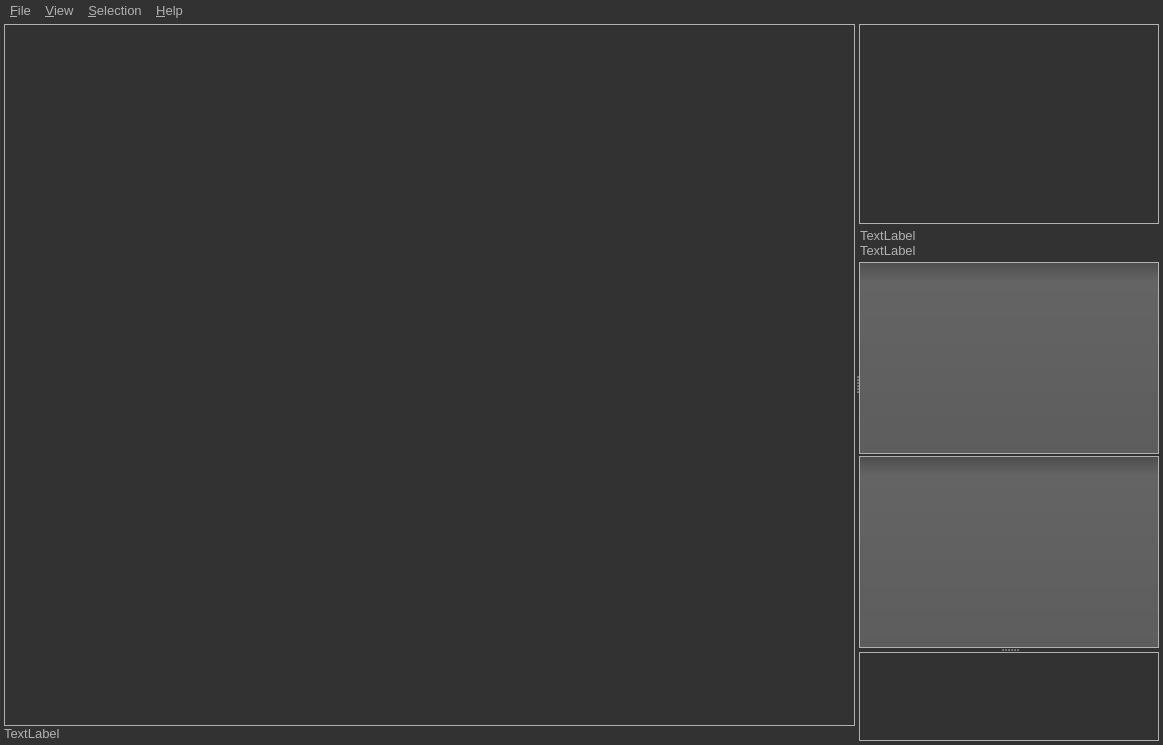
Above: src/saisieQT/mainwindow.ui from micmacIGN/micmac before the change. Below: the same form after it.
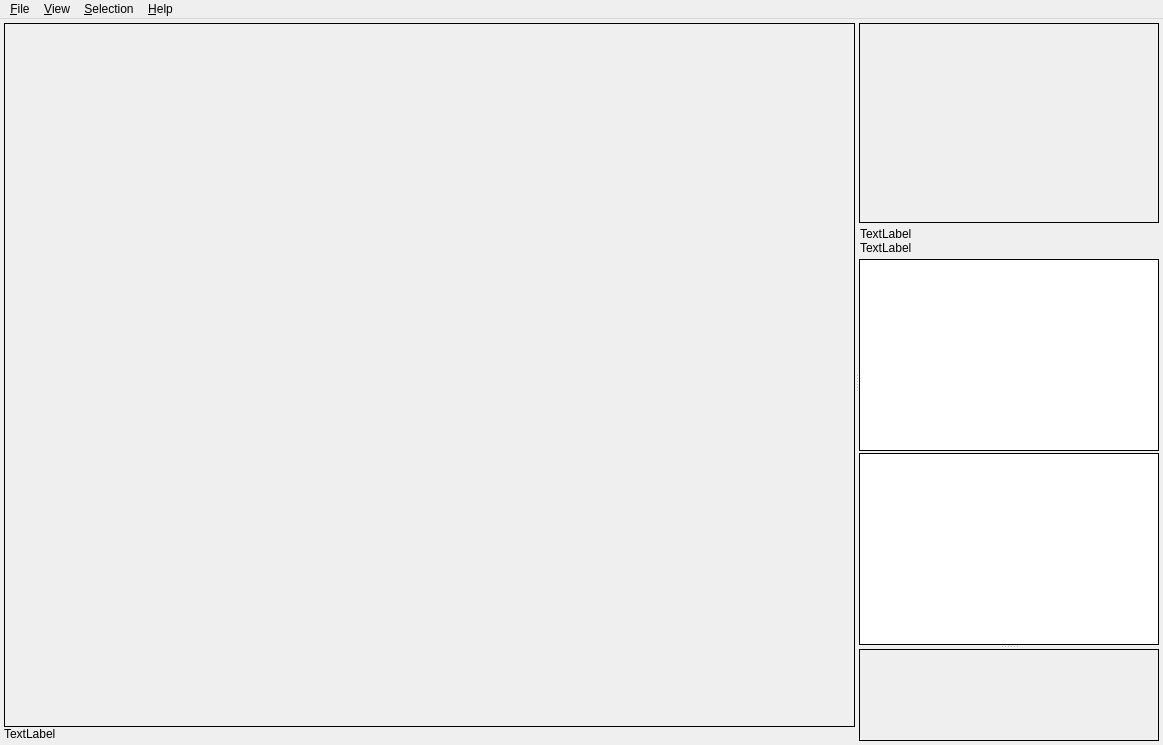
That is the form after the change. Icons and pictures are not drawn.

Diff of the .ui file:
```diff
--- a/src/saisieQT/mainwindow.ui
+++ b/src/saisieQT/mainwindow.ui
@@ -21,501 +21,7 @@
     <normaloff>:/MM/Icons/images/icon_32.png</normaloff>:/MM/Icons/images/icon_32.png</iconset>
   </property>
   <property name="styleSheet">
-   <string notr="true">QToolTip
-{
-     border: 1px solid black;
-     background-color: #ffa02f;
-     padding: 1px;
-     border-radius: 3px;
-     opacity: 100;
-}
-
-QWidget
-{
-    color: #b1b1b1;
-    background-color: #323232;
-    font-size: 13px
-}
-
-QWidget:item:hover
-{
-    background-color: QLinearGradient( x1: 0, y1: 0, x2: 0, y2: 1, stop: 0 #ffa02f, stop: 1 #ca0619);
-    color: #000000;
-}
-
-QWidget:item:selected
-{
-    background-color: QLinearGradient( x1: 0, y1: 0, x2: 0, y2: 1, stop: 0 #ffa02f, stop: 1 #d7801a);
-}
-
-QTreeView:item:hover
-{
-    background-color: #ffa02f;
-    color: #000000;
-}
-
-QTableView
-{
-	gridline-color: gray 
-}
-
-QTableView:item:hover
-{
-    background-color: #ffa02f;
-    color: #000000;
-}
-
-QFrame[frameShape=&quot;1&quot;]
-{
-	border: 1px solid #707070;
-}
-
-QMenuBar::item
-{
-    background: transparent;
-}
-
-QMenuBar::item:selected
-{
-    background: transparent;
-    border: 1px solid #ffaa00;
-}
-
-QMenuBar::item:pressed
-{
-    background: #444;
-    border: 1px solid #000;
-    background-color: QLinearGradient(
-        x1:0, y1:0,
-        x2:0, y2:1,
-        stop:1 #212121,
-        stop:0.4 #343434/*,
-        stop:0.2 #343434,
-        stop:0.1 #ffaa00*/
-    );
-    margin-bottom:-1px;
-    padding-bottom:1px;
-}
-
-QMenu
-{
-    border: 1px solid #000;
-}
-
-QMenu::item
-{
-    padding: 2px 20px 2px 20px;
-}
-
-QMenu::item:selected
-{
-    color: #000000;
-}
-
-QWidget:disabled
-{
-    color: #404040;
-    background-color: #323232;
-}
-
-QAbstractItemView
-{
-    background-color: QLinearGradient( x1: 0, y1: 0, x2: 0, y2: 1, stop: 0 #4d4d4d, stop: 0.1 #646464, stop: 1 #5d5d5d);
-}
-
-QWidget:focus
-{
-    /*border: 2px solid QLinearGradient( x1: 0, y1: 0, x2: 0, y2: 1, stop: 0 #ffa02f, stop: 1 #d7801a);*/
-}
-
-QLineEdit
-{
-    background-color: QLinearGradient( x1: 0, y1: 0, x2: 0, y2: 1, stop: 0 #4d4d4d, stop: 0 #646464, stop: 1 #5d5d5d);
-    padding: 1px;
-    border-style: solid;
-    border: 1px solid #1e1e1e;
-    border-radius: 5;
-}
-
-QPushButton
-{
-    color: #b1b1b1;
-    background-color: QLinearGradient( x1: 0, y1: 0, x2: 0, y2: 1, stop: 0 #565656, stop: 0.1 #525252, stop: 0.5 #4e4e4e, stop: 0.9 #4a4a4a, stop: 1 #464646);
-    border-width: 1px;
-    border-color: #1e1e1e;
-    border-style: solid;
-    border-radius: 6;
-    padding: 3px;
-    font-size: 12px;
-    padding-left: 5px;
-    padding-right: 5px;
-}
-
-QPushButton:pressed
-{
-    background-color: QLinearGradient( x1: 0, y1: 0, x2: 0, y2: 1, stop: 0 #2d2d2d, stop: 0.1 #2b2b2b, stop: 0.5 #292929, stop: 0.9 #282828, stop: 1 #252525);
-}
-
-QComboBox
-{
-    selection-background-color: #ffaa00;
-    background-color: QLinearGradient( x1: 0, y1: 0, x2: 0, y2: 1, stop: 0 #565656, stop: 0.1 #525252, stop: 0.5 #4e4e4e, stop: 0.9 #4a4a4a, stop: 1 #464646);
-    border-style: solid;
-    border: 1px solid #1e1e1e;
-    border-radius: 5;
-}
-
-QComboBox:hover,QPushButton:hover
-{
-    border: 2px solid QLinearGradient( x1: 0, y1: 0, x2: 0, y2: 1, stop: 0 #ffa02f, stop: 1 #d7801a);
-}
-
-
-QComboBox:on
-{
-    padding-top: 3px;
-    padding-left: 4px;
-    background-color: QLinearGradient( x1: 0, y1: 0, x2: 0, y2: 1, stop: 0 #2d2d2d, stop: 0.1 #2b2b2b, stop: 0.5 #292929, stop: 0.9 #282828, stop: 1 #252525);
-    selection-background-color: #ffaa00;
-}
-
-QComboBox QAbstractItemView
-{
-    border: 2px solid darkgray;
-    selection-background-color: QLinearGradient( x1: 0, y1: 0, x2: 0, y2: 1, stop: 0 #ffa02f, stop: 1 #d7801a);
-}
-
-QComboBox::drop-down
-{
-     subcontrol-origin: padding;
-     subcontrol-position: top right;
-     width: 15px;
-
-     border-left-width: 0px;
-     border-left-color: darkgray;
-     border-left-style: solid; /* just a single line */
-     border-top-right-radius: 3px; /* same radius as the QComboBox */
-     border-bottom-right-radius: 3px;
- }
-
-QComboBox::down-arrow
-{
-     image: url(:/down_arrow.png);
-}
-
-QGroupBox:focus
-{
-border: 2px solid QLinearGradient( x1: 0, y1: 0, x2: 0, y2: 1, stop: 0 #ffa02f, stop: 1 #d7801a);
-}
-
-QTextEdit:focus
-{
-    border: 2px solid QLinearGradient( x1: 0, y1: 0, x2: 0, y2: 1, stop: 0 #ffa02f, stop: 1 #d7801a);
-}
-
-QScrollBar:horizontal {
-     border: 1px solid #222222;
-     background: QLinearGradient( x1: 0, y1: 0, x2: 0, y2: 1, stop: 0.0 #121212, stop: 0.2 #282828, stop: 1 #484848);
-     height: 7px;
-     margin: 0px 16px 0 16px;
-}
-
-QScrollBar::handle:horizontal
-{
-      background: QLinearGradient( x1: 0, y1: 0, x2: 1, y2: 0, stop: 0 #ffa02f, stop: 0.5 #d7801a, stop: 1 #ffa02f);
-      min-height: 20px;
-      border-radius: 2px;
-}
-
-QScrollBar::add-line:horizontal {
-      border: 1px solid #1b1b19;
-      border-radius: 2px;
-      background: QLinearGradient( x1: 0, y1: 0, x2: 1, y2: 0, stop: 0 #ffa02f, stop: 1 #d7801a);
-      width: 14px;
-      subcontrol-position: right;
-      subcontrol-origin: margin;
-}
-
-QScrollBar::sub-line:horizontal {
-      border: 1px solid #1b1b19;
-      border-radius: 2px;
-      background: QLinearGradient( x1: 0, y1: 0, x2: 1, y2: 0, stop: 0 #ffa02f, stop: 1 #d7801a);
-      width: 14px;
-     subcontrol-position: left;
-     subcontrol-origin: margin;
-}
-
-QScrollBar::right-arrow:horizontal, QScrollBar::left-arrow:horizontal
-{
-      border: 1px solid black;
-      width: 1px;
-      height: 1px;
-      background: white;
-}
-
-QScrollBar::add-page:horizontal, QScrollBar::sub-page:horizontal
-{
-      background: none;
-}
-
-QScrollBar:vertical
-{
-      background: QLinearGradient( x1: 0, y1: 0, x2: 1, y2: 0, stop: 0.0 #121212, stop: 0.2 #282828, stop: 1 #484848);
-      width: 7px;
-      margin: 16px 0 16px 0;
-      border: 1px solid #222222;
-}
-
-QScrollBar::handle:vertical
-{
-      background: QLinearGradient( x1: 0, y1: 0, x2: 0, y2: 1, stop: 0 #ffa02f, stop: 0.5 #d7801a, stop: 1 #ffa02f);
-      min-height: 20px;
-      border-radius: 2px;
-}
-
-QScrollBar::add-line:vertical
-{
-      border: 1px solid #1b1b19;
-      border-radius: 2px;
-      background: QLinearGradient( x1: 0, y1: 0, x2: 0, y2: 1, stop: 0 #ffa02f, stop: 1 #d7801a);
-      height: 14px;
-      subcontrol-position: bottom;
-      subcontrol-origin: margin;
-}
-
-QScrollBar::sub-line:vertical
-{
-      border: 1px solid #1b1b19;
-      border-radius: 2px;
-      background: QLinearGradient( x1: 0, y1: 0, x2: 0, y2: 1, stop: 0 #d7801a, stop: 1 #ffa02f);
-      height: 14px;
-      subcontrol-position: top;
-      subcontrol-origin: margin;
-}
-
-QScrollBar::up-arrow:vertical, QScrollBar::down-arrow:vertical
-{
-      border: 1px solid black;
-      width: 1px;
-      height: 1px;
-      background: white;
-}
-
-
-QScrollBar::add-page:vertical, QScrollBar::sub-page:vertical
-{
-      background: none;
-}
-
-QTextEdit
-{
-    background-color: #242424;
-}
-
-QPlainTextEdit
-{
-    background-color: #242424;
-}
-
-QHeaderView::section
-{
-    background-color: QLinearGradient(x1:0, y1:0, x2:0, y2:1, stop:0 #616161, /*stop: 0.5 #505050, stop: 0.6 #434343, */stop:1 #656565);
-    color: white;
-    padding-left: 4px;
-    border: 1px solid gray;
-}
-
-QCheckBox:disabled
-{
-color: #414141;
-}
-
-QDockWidget::title
-{
-    text-align: center;
-    spacing: 3px; /* spacing between items in the tool bar */
-    background-color: QLinearGradient(x1:0, y1:0, x2:0, y2:1, stop:0 #323232, stop: 0.5 #242424, stop:1 #323232);
-}
-
-QDockWidget::close-button, QDockWidget::float-button
-{
-    text-align: center;
-    spacing: 1px; /* spacing between items in the tool bar */
-    background-color: QLinearGradient(x1:0, y1:0, x2:0, y2:1, stop:0 #323232, stop: 0.5 #242424, stop:1 #323232);
-}
-
-QDockWidget::close-button:hover, QDockWidget::float-button:hover
-{
-    background: #242424;
-}
-
-QDockWidget::close-button:pressed, QDockWidget::float-button:pressed
-{
-    padding: 1px -1px -1px 1px;
-}
-
-QMainWindow::separator
-{
-    background-color: QLinearGradient(x1:0, y1:0, x2:0, y2:1, stop:0 #161616, stop: 0.5 #151515, stop: 0.6 #212121, stop:1 #343434);
-    color: white;
-    padding-left: 4px;
-    border: 1px solid #4c4c4c;
-    spacing: 3px; /* spacing between items in the tool bar */
-}
-
-QMainWindow::separator:hover
-{
-
-    background-color: QLinearGradient(x1:0, y1:0, x2:0, y2:1, stop:0 #d7801a, stop:0.5 #b56c17 stop:1 #ffa02f);
-    color: white;
-    padding-left: 4px;
-    border: 1px solid #6c6c6c;
-    spacing: 3px; /* spacing between items in the tool bar */
-}
-
-QToolBar::handle
-{
-     spacing: 3px; /* spacing between items in the tool bar */
-     background: url(:/MM/Icons/images/handle.png);
-}
-
-QMenu::separator
-{
-    height: 2px;
-    background-color: QLinearGradient(x1:0, y1:0, x2:0, y2:1, stop:0 #161616, stop: 0.5 #151515, stop: 0.6 #212121, stop:1 #343434);
-    color: white;
-    padding-left: 4px;
-    margin-left: 10px;
-    margin-right: 5px;
-}
-
-QProgressBar
-{
-    border: 2px solid grey;
-    border-radius: 5px;
-    text-align: center;
-}
-
-QProgressBar::chunk
-{
-    background-color: #d7801a;
-    width: 2.15px;
-    /*margin: 0.5px;*/
-}
-
-QToolBox::tab {
-    /*background:  #c67009;*/
-	background-color: QLinearGradient( x1: 0, y1: 0, x2: 0, y2: 1, stop: 0 #c67009, stop: 1 #a56004);
-     border-radius: 2px;
-     color: darkgray;
- }
-
- QToolBox::tab:selected { /* italicize selected tabs */
-	background-color: QLinearGradient( x1: 0, y1: 0, x2: 0, y2: 1, stop: 0 #ffa02f, stop: 1 #d7801a);
-     font: italic;
-     color: white;
- }
-
-QTabBar::tab {
-    color: #b1b1b1;
-    border: 1px solid #444;
-    border-bottom-style: none;
-    background-color: #323232;
-    padding-left: 10px;
-    padding-right: 10px;
-    padding-top: 3px;
-    padding-bottom: 2px;
-    margin-right: -1px;
-}
-
-QTabWidget::pane {
-    border: 1px solid #444;
-    top: 1px;
-}
-
-QTabBar::tab:last
-{
-    margin-right: 0; /* the last selected tab has nothing to overlap with on the right */
-    border-top-right-radius: 3px;
-}
-
-QTabBar::tab:first:!selected
-{
- margin-left: 0px; /* the last selected tab has nothing to overlap with on the right */
-
-
-    border-top-left-radius: 3px;
-}
-
-QTabBar::tab:!selected
-{
-    color: #b1b1b1;
-    border-bottom-style: solid;
-    margin-top: 3px;
-    background-color: QLinearGradient(x1:0, y1:0, x2:0, y2:1, stop:1 #212121, stop:.4 #343434);
-}
-
-QTabBar::tab:selected
-{
-    border-top-left-radius: 3px;
-    border-top-right-radius: 3px;
-    margin-bottom: 0px;
-}
-
-QTabBar::tab:!selected:hover
-{
-    /*border-top: 2px solid #ffaa00;
-    padding-bottom: 3px;*/
-    border-top-left-radius: 3px;
-    border-top-right-radius: 3px;
-    background-color: QLinearGradient(x1:0, y1:0, x2:0, y2:1, stop:1 #212121, stop:0.4 #343434, stop:0.2 #343434, stop:0.1 #ffaa00);
-}
-
-QRadioButton::indicator:checked, QRadioButton::indicator:unchecked{
-    color: #b1b1b1;
-    background-color: #323232;
-    border: 1px solid #b1b1b1;
-    border-radius: 6px;
-}
-
-QRadioButton::indicator:checked
-{
-    background-color: qradialgradient(
-        cx: 0.5, cy: 0.5,
-        fx: 0.5, fy: 0.5,
-        radius: 1.0,
-        stop: 0.25 #ffaa00,
-        stop: 0.3 #323232
-    );
-}
-
-QCheckBox::indicator{
-    color: #b1b1b1;
-    background-color: #323232;
-    border: 1px solid #b1b1b1;
-    width: 9px;
-    height: 9px;
-}
-
-QRadioButton::indicator
-{
-    border-radius: 6px;
-}
-
-QRadioButton::indicator:hover, QCheckBox::indicator:hover
-{
-    border: 1px solid #ffaa00;
-}
-
-QCheckBox::indicator:checked
-{
-    image:url(:/MM/Icons/images/checkbox.png);
-}
-
-QCheckBox::indicator:disabled, QRadioButton::indicator:disabled
-{
-    border: 1px solid #444;
-}</string>
+   <string notr="true"/>
   </property>
   <property name="tabShape">
    <enum>QTabWidget::Triangular</enum>
@@ -853,7 +359,7 @@
      <x>0</x>
      <y>0</y>
      <width>1163</width>
-     <height>22</height>
+     <height>20</height>
     </rect>
    </property>
    <property name="mouseTracking">
```
